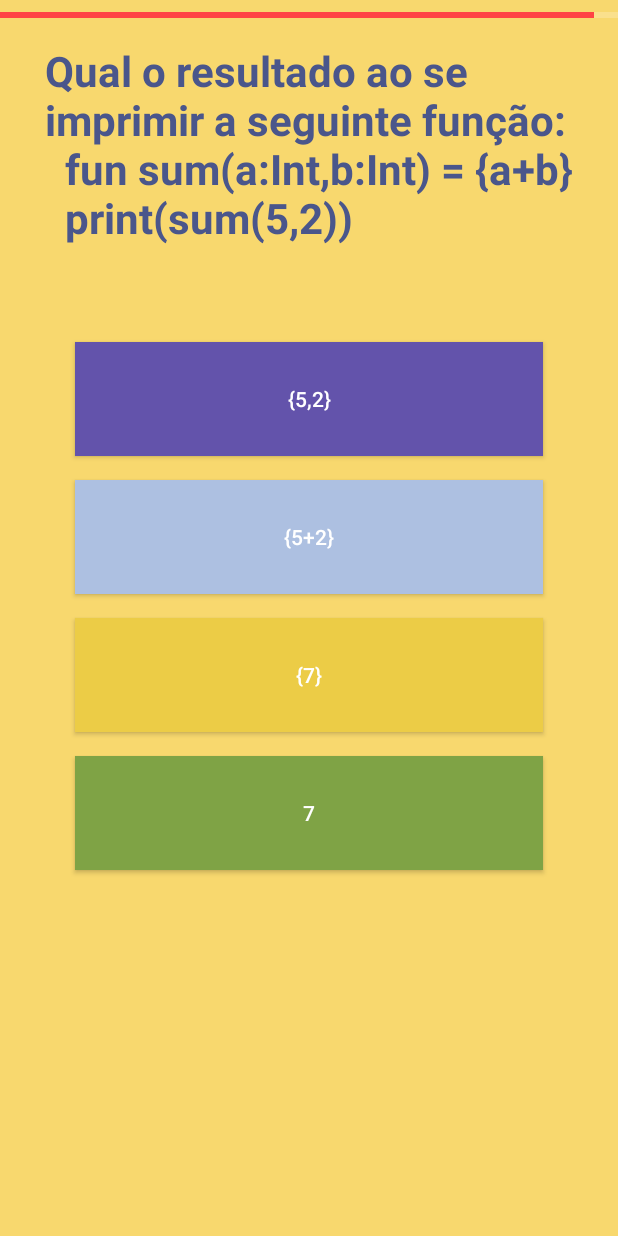
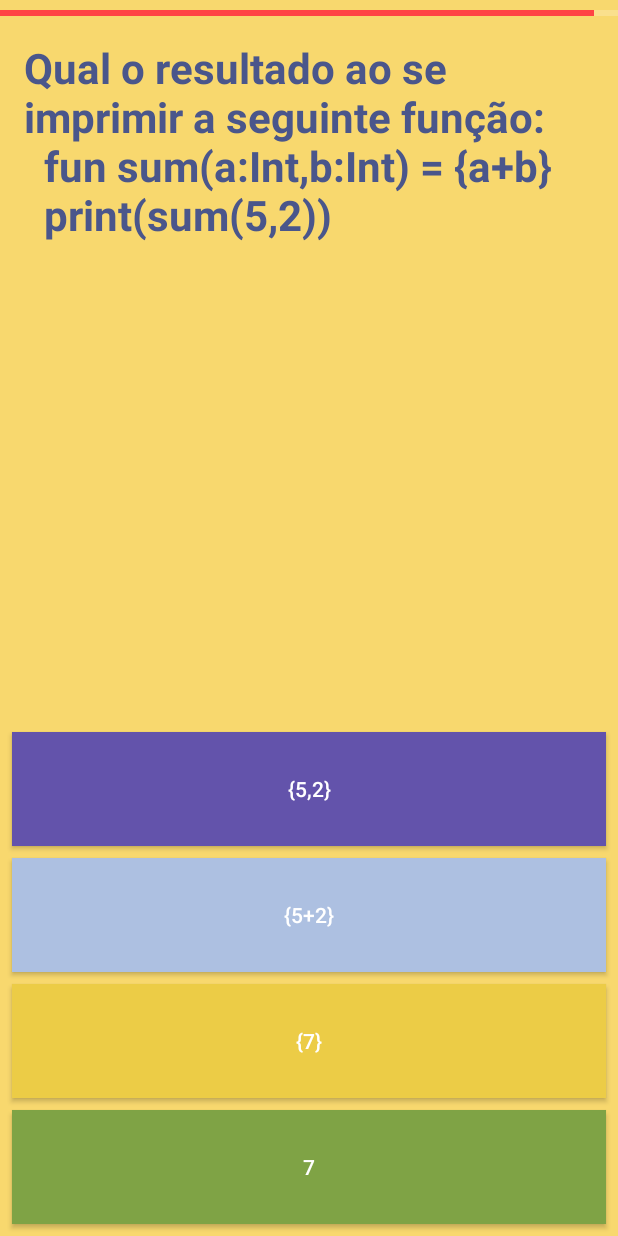
Before and after one commit to pedrohff/kotlinando, an Android app: the ViewQuestao screen opened directly, with no data from a screen before it, on a phone screen of 412 x 824 dp. Run offline under Robolectric (Android 15) with nearby library versions, the phone set to English and light mode, and no system bars; our stand-ins replace Room's generated code; libraries missing offline, so code that uses them is left out: me.grantland.widget; 1 statement that could not run was skipped.

Commit message:
Correção no layout da tela de questão, logo, e questoes.json

```diff
--- a/app/src/main/res/layout/activity_view_questao.xml
+++ b/app/src/main/res/layout/activity_view_questao.xml
@@ -4,9 +4,9 @@
     xmlns:tools="http://schemas.android.com/tools"
     android:layout_width="match_parent"
     android:layout_height="match_parent"
+    android:background="@color/colorBackground"
     tools:context=".view.ViewQuestao"
-    tools:layout_editor_absoluteY="25dp"
-    android:background="@color/colorBackground">
+    tools:layout_editor_absoluteY="25dp">
 
     <android.support.constraint.Guideline
         android:id="@+id/guideline"
@@ -25,99 +25,104 @@
     <ProgressBar
         android:id="@+id/barra"
         style="?android:attr/progressBarStyleHorizontal"
-        android:layout_width="match_parent"
-        android:layout_height="20dp"
+        android:layout_width="0dp"
+        android:layout_height="18dp"
+        android:maxHeight="20dp"
+
         android:minHeight="20dp"
-        android:maxHeight="20dp"
         android:progress="50"
-
-        android:progressTint="@android:color/holo_red_light" />
+        android:progressTint="@android:color/holo_red_light"
+        app:layout_constraintLeft_toLeftOf="parent"
+        app:layout_constraintRight_toRightOf="parent"
+        app:layout_constraintTop_toTopOf="parent" />
 
     <TextView
         android:id="@+id/tvPergunta"
-        android:layout_width="352dp"
-        android:layout_height="wrap_content"
-        android:layout_marginEnd="2dp"
-        android:layout_marginStart="2dp"
+        android:layout_width="0dp"
+        android:layout_height="137dp"
+        android:layout_marginEnd="16dp"
+        android:layout_marginStart="16dp"
         android:layout_marginTop="8dp"
+        android:autoSizeMaxTextSize="100sp"
+        android:autoSizeMinTextSize="12sp"
+        android:autoSizeStepGranularity="4sp"
+        android:autoSizeTextType="uniform"
         android:text="TextView\ntv\ntvtvtvtvtvtvtv\ntvtvtvtvtvtvtvttt"
         android:textColor="@color/colorTextPrimary"
         android:textSize="28sp"
         android:textStyle="bold"
-        android:autoSizeTextType="uniform"
-        android:autoSizeMinTextSize="12sp"
-        android:autoSizeMaxTextSize="100sp"
-        android:autoSizeStepGranularity="4sp"
-        app:layout_constraintBottom_toTopOf="@+id/resp1"
         app:layout_constraintEnd_toEndOf="parent"
+        app:layout_constraintHorizontal_bias="0.0"
+        app:layout_constraintLeft_toLeftOf="parent"
+        app:layout_constraintRight_toRightOf="parent"
         app:layout_constraintStart_toStartOf="parent"
         app:layout_constraintTop_toBottomOf="@+id/barra" />
 
     <Button
         android:id="@+id/resp1"
-        android:layout_width="312dp"
+        android:layout_width="0dp"
         android:layout_height="76dp"
+        android:layout_marginBottom="8dp"
         android:layout_marginEnd="8dp"
         android:layout_marginStart="8dp"
-        android:layout_marginTop="64dp"
         android:background="@color/colorBotao1"
         android:text="Button"
         android:textAlignment="center"
         android:textAllCaps="false"
         android:textColor="@color/colorWhite"
         android:textSize="14sp"
+        app:layout_constraintBottom_toTopOf="@+id/resp2"
         app:layout_constraintEnd_toEndOf="parent"
-        app:layout_constraintStart_toStartOf="parent"
-        app:layout_constraintTop_toBottomOf="@+id/tvPergunta" />
+        app:layout_constraintStart_toStartOf="parent" />
 
     <Button
         android:id="@+id/resp2"
-        android:layout_width="312dp"
+        android:layout_width="0dp"
         android:layout_height="76dp"
+        android:layout_marginBottom="8dp"
         android:layout_marginEnd="8dp"
         android:layout_marginStart="8dp"
-        android:layout_marginTop="16dp"
         android:background="@color/colorBotao2"
         android:text="Button"
         android:textAlignment="center"
         android:textAllCaps="false"
         android:textColor="@color/colorWhite"
         android:textSize="14sp"
+        app:layout_constraintBottom_toTopOf="@+id/resp3"
         app:layout_constraintEnd_toEndOf="parent"
-        app:layout_constraintStart_toStartOf="parent"
-        app:layout_constraintTop_toBottomOf="@+id/resp1" />
+        app:layout_constraintStart_toStartOf="parent" />
 
     <Button
         android:id="@+id/resp3"
-        android:layout_width="312dp"
+        android:layout_width="0dp"
         android:layout_height="76dp"
+        android:layout_marginBottom="8dp"
         android:layout_marginEnd="8dp"
         android:layout_marginStart="8dp"
-        android:layout_marginTop="16dp"
         android:background="@color/colorBotao3"
         android:text="Button"
         android:textAlignment="center"
         android:textAllCaps="false"
         android:textColor="@color/colorWhite"
         android:textSize="14sp"
+        app:layout_constraintBottom_toTopOf="@+id/resp4"
         app:layout_constraintEnd_toEndOf="parent"
-        app:layout_constraintStart_toStartOf="parent"
-        app:layout_constraintTop_toBottomOf="@+id/resp2" />
+        app:layout_constraintStart_toStartOf="parent" />
 
     <Button
         android:id="@+id/resp4"
-        android:layout_width="312dp"
+        android:layout_width="0dp"
         android:layout_height="76dp"
+        android:layout_marginBottom="8dp"
         android:layout_marginEnd="8dp"
         android:layout_marginStart="8dp"
-        android:layout_marginTop="16dp"
         android:background="@color/colorBotao4"
         android:text="Button"
         android:textAlignment="center"
         android:textAllCaps="false"
         android:textColor="@color/colorWhite"
         android:textSize="14sp"
+        app:layout_constraintBottom_toBottomOf="parent"
         app:layout_constraintEnd_toEndOf="parent"
-        app:layout_constraintStart_toStartOf="parent"
-        app:layout_constraintTop_toBottomOf="@+id/resp3" />
+        app:layout_constraintStart_toStartOf="parent" />
 </android.support.constraint.ConstraintLayout>
--- a/app/src/main/res/raw/questoes.json
+++ b/app/src/main/res/raw/questoes.json
@@ -45,7 +45,7 @@
   },
   {
     "codigo":3,
-    "pergunta":"Qual dos itens abaixo evita um NullPointerException",
+    "pergunta": "Qual dos itens abaixo evita um NullPointerException?",
     "opcoes":[
       "range",
       "sealed class",
```
Also changed, not shown: app/build.gradle (+4 -4 lines), app/src/main/res/layout/activity_main.xml (+11 -23 lines), app/src/main/res/drawable-v24/logo.png (deleted).
